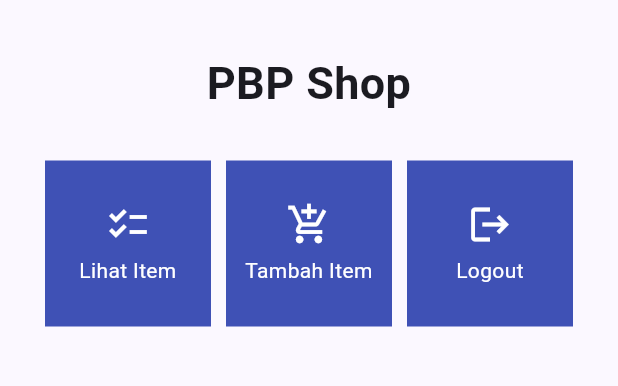
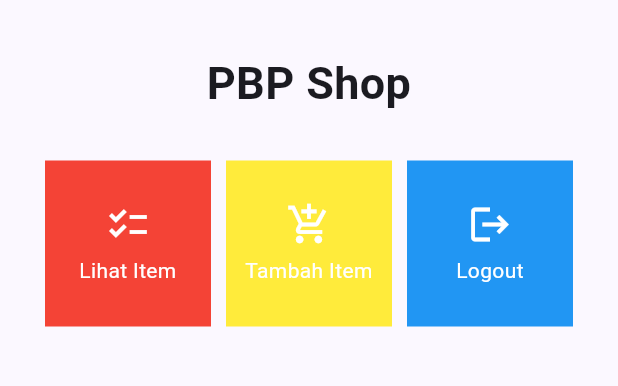
Before and after one commit to venuzzi/tekishop, a Flutter app: the screen it shows after launch, on a phone screen of 412 x 824 dp, the part 63-449 px from its top. Run offline on Flutter 3.47's test engine with Material 2 defaults, Android fonts, the phone set to English and light mode, and no system bars.

```diff
--- a/lib/menu.dart
+++ b/lib/menu.dart
@@ -3,9 +3,9 @@
 class MyHomePage extends StatelessWidget {
   MyHomePage({Key? key}) : super(key: key);
   final List<ShopItem> items = [
-    ShopItem("Lihat Item", Icons.checklist),
-    ShopItem("Tambah Item", Icons.add_shopping_cart),
-    ShopItem("Logout", Icons.logout),
+    ShopItem("Lihat Item", Icons.checklist, Colors.red),
+    ShopItem("Tambah Item", Icons.add_shopping_cart, Colors.yellow),
+    ShopItem("Logout", Icons.logout, Colors.blue),
   ];
 
   // This widget is the home page of your application. It is stateful, meaning
@@ -68,8 +68,9 @@
 class ShopItem {
   final String name;
   final IconData icon;
+  final Color color;
 
-  ShopItem(this.name, this.icon);
+  ShopItem(this.name, this.icon, this.color);
 }
 
 class ShopCard extends StatelessWidget {
@@ -80,7 +81,7 @@
   @override
   Widget build(BuildContext context) {
     return Material(
-      color: Colors.indigo,
+      color: item.color,
       child: InkWell(
         // Area responsive terhadap sentuhan
         onTap: () {
```
Also changed, not shown: 1 other file.
